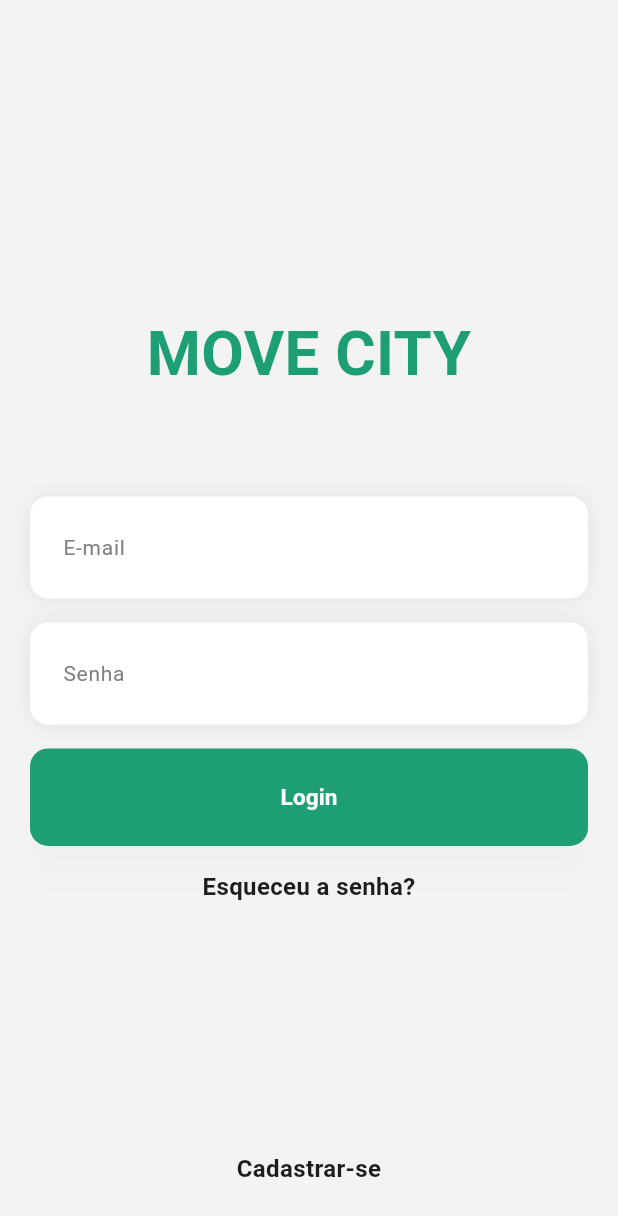
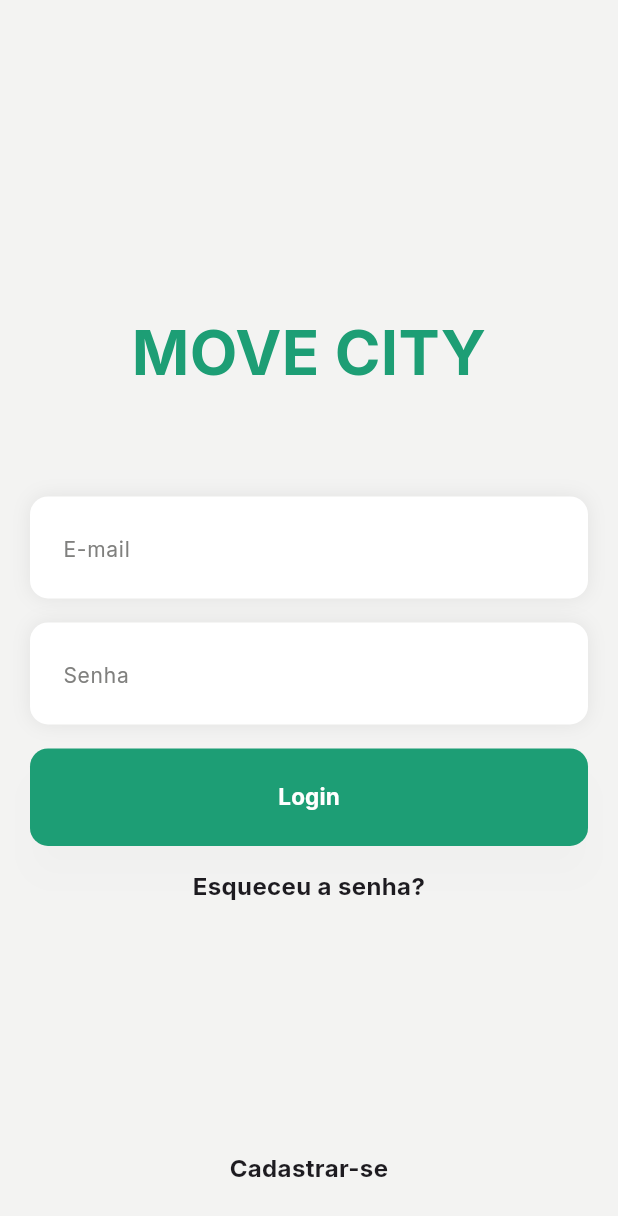
Before and after one commit to ChristopherEdlly/movecity, a Flutter app: the screen it shows after launch, on a phone screen of 412 x 824 dp. Shown: the top 1216 px of the screen. Run offline on Flutter 3.47's test engine with Material 3 defaults, Android fonts, the phone set to English and light mode, and no system bars.

Commit message:
fix: padronização da fonte

```diff
--- a/lib/main.dart
+++ b/lib/main.dart
@@ -9,7 +9,9 @@ class MyApp extends StatelessWidget {
   Widget build(BuildContext context) {
     return MaterialApp(
       title: 'App',
-      theme: ThemeData(),
+      theme: ThemeData(
+        fontFamily: 'Inter',
+      ),
       initialRoute: AppRoutes.login,
       onGenerateRoute: AppRoutes.onGenerate,
     );
```
Also changed, not shown: pubspec.yaml (+13 -28 lines), assets/fonts/Inter-Bold.ttf (added), assets/fonts/Inter-Medium.ttf (added), assets/fonts/Inter-Regular.ttf (added), assets/fonts/Inter-SemiBold.ttf (added).
